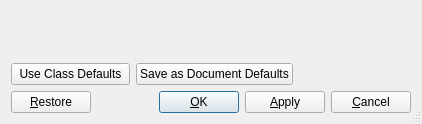
Old version of the form src/frontends/qt4/ui/DocumentUi.ui in the repository cburschka/lyx.
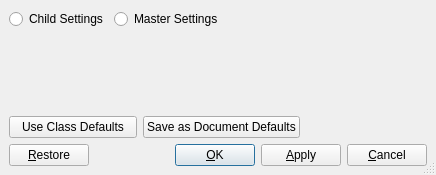
New version of the form. Custom widgets are drawn as their Qt base class.

```diff
--- a/src/frontends/qt4/ui/DocumentUi.ui
+++ b/src/frontends/qt4/ui/DocumentUi.ui
@@ -8,8 +8,8 @@
    <rect>
     <x>0</x>
     <y>0</y>
-    <width>422</width>
-    <height>124</height>
+    <width>436</width>
+    <height>175</height>
    </rect>
   </property>
   <property name="sizePolicy" >
@@ -26,17 +26,14 @@
   <property name="sizeGripEnabled" >
    <bool>true</bool>
   </property>
-  <layout class="QVBoxLayout" >
+  <layout class="QGridLayout" >
    <property name="margin" >
-    <number>11</number>
+    <number>9</number>
    </property>
    <property name="spacing" >
     <number>6</number>
    </property>
-   <item>
-    <widget class="lyx::frontend::PanelStack" name="docPS" />
-   </item>
-   <item>
+   <item row="0" column="0" >
     <layout class="QHBoxLayout" >
      <property name="margin" >
       <number>0</number>
@@ -45,38 +42,22 @@
       <number>6</number>
      </property>
      <item>
-      <widget class="QPushButton" name="defaultPB" >
-       <property name="sizePolicy" >
-        <sizepolicy>
-         <hsizetype>3</hsizetype>
-         <vsizetype>0</vsizetype>
-         <horstretch>0</horstretch>
-         <verstretch>0</verstretch>
-        </sizepolicy>
-       </property>
+      <widget class="QRadioButton" name="childRB" >
        <property name="toolTip" >
         <string>Reset to the default settings for the document class</string>
        </property>
        <property name="text" >
-        <string>Use Class Defaults</string>
+        <string>Child Settings</string>
        </property>
       </widget>
      </item>
      <item>
-      <widget class="QPushButton" name="savePB" >
-       <property name="sizePolicy" >
-        <sizepolicy>
-         <hsizetype>3</hsizetype>
-         <vsizetype>0</vsizetype>
-         <horstretch>0</horstretch>
-         <verstretch>0</verstretch>
-        </sizepolicy>
-       </property>
+      <widget class="QRadioButton" name="masterRB" >
        <property name="toolTip" >
         <string>Save settings as LyX's default document settings</string>
        </property>
        <property name="text" >
-        <string>Save as Document Defaults</string>
+        <string>Master Settings</string>
        </property>
       </widget>
      </item>
@@ -85,12 +66,9 @@
        <property name="orientation" >
         <enum>Qt::Horizontal</enum>
        </property>
-       <property name="sizeType" >
-        <enum>QSizePolicy::Expanding</enum>
-       </property>
        <property name="sizeHint" >
         <size>
-         <width>20</width>
+         <width>181</width>
          <height>20</height>
         </size>
        </property>
@@ -98,7 +76,7 @@
      </item>
     </layout>
    </item>
-   <item>
+   <item row="3" column="0" >
     <layout class="QHBoxLayout" >
      <property name="margin" >
       <number>0</number>
@@ -158,6 +136,71 @@
      </item>
     </layout>
    </item>
+   <item row="2" column="0" >
+    <layout class="QHBoxLayout" >
+     <property name="margin" >
+      <number>0</number>
+     </property>
+     <property name="spacing" >
+      <number>6</number>
+     </property>
+     <item>
+      <widget class="QPushButton" name="defaultPB" >
+       <property name="sizePolicy" >
+        <sizepolicy>
+         <hsizetype>3</hsizetype>
+         <vsizetype>0</vsizetype>
+         <horstretch>0</horstretch>
+         <verstretch>0</verstretch>
+        </sizepolicy>
+       </property>
+       <property name="toolTip" >
+        <string>Reset to the default settings for the document class</string>
+       </property>
+       <property name="text" >
+        <string>Use Class Defaults</string>
+       </property>
+      </widget>
+     </item>
+     <item>
+      <widget class="QPushButton" name="savePB" >
+       <property name="sizePolicy" >
+        <sizepolicy>
+         <hsizetype>3</hsizetype>
+         <vsizetype>0</vsizetype>
+         <horstretch>0</horstretch>
+         <verstretch>0</verstretch>
+        </sizepolicy>
+       </property>
+       <property name="toolTip" >
+        <string>Save settings as LyX's default document settings</string>
+       </property>
+       <property name="text" >
+        <string>Save as Document Defaults</string>
+       </property>
+      </widget>
+     </item>
+     <item>
+      <spacer>
+       <property name="orientation" >
+        <enum>Qt::Horizontal</enum>
+       </property>
+       <property name="sizeType" >
+        <enum>QSizePolicy::Expanding</enum>
+       </property>
+       <property name="sizeHint" >
+        <size>
+         <width>20</width>
+         <height>20</height>
+        </size>
+       </property>
+      </spacer>
+     </item>
+    </layout>
+   </item>
+   <item row="1" column="0" >
+    <widget class="lyx::frontend::PanelStack" native="1" name="docPS" />
+   </item>
   </layout>
  </widget>
  <pixmapfunction></pixmapfunction>
@@ -167,7 +210,7 @@
  <customwidgets>
   <customwidget>
    <class>lyx::frontend::PanelStack</class>
-   <extends></extends>
+   <extends>QWidget</extends>
    <header>PanelStack.h</header>
    <container>1</container>
    <pixmap></pixmap>
```
Left out of the diff: 15 changed lines with no effect on the pictures.
